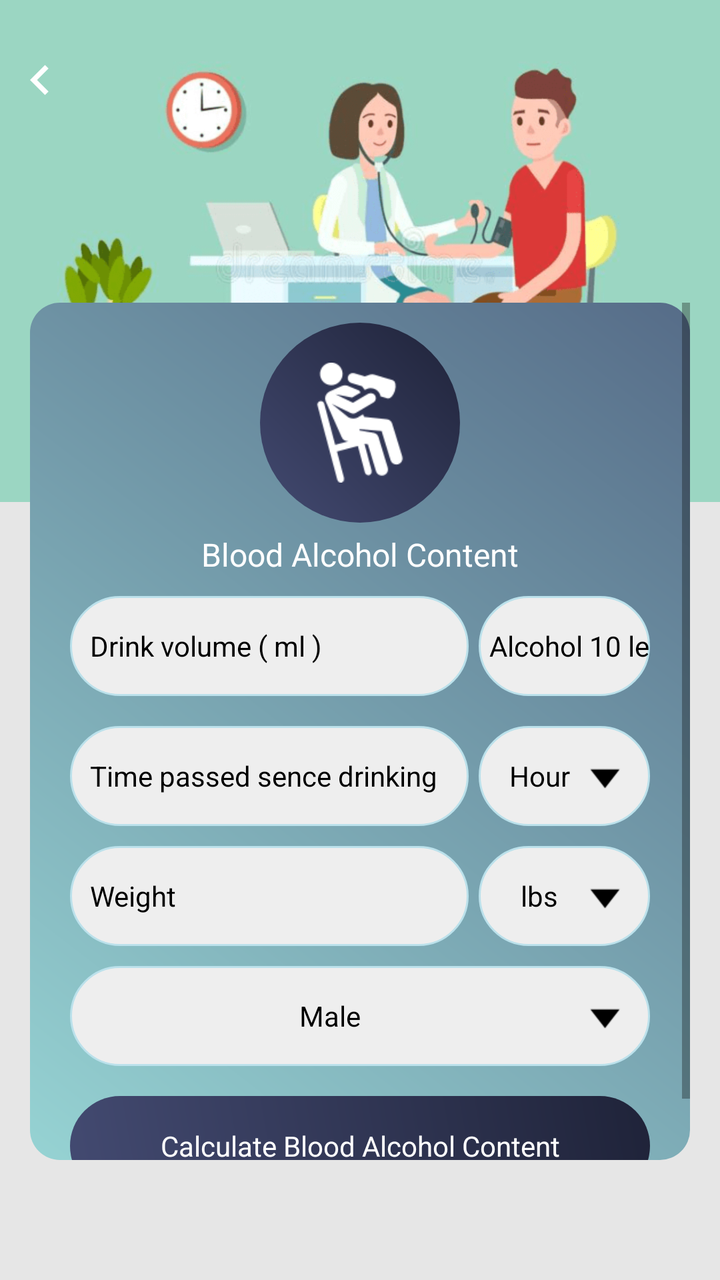
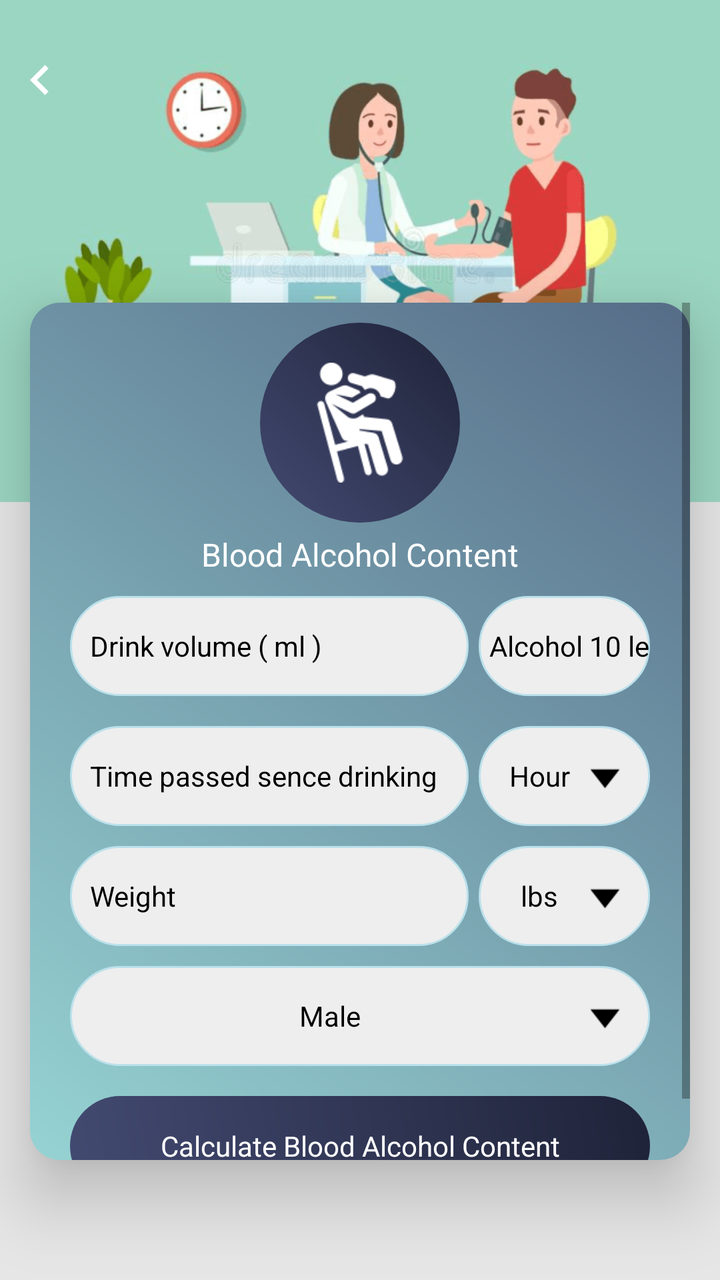

An Android layout rendered at two revisions. The XML below is the earlier revision; the diff shows what the commit changed to produce the second picture.
<!-- AndroidManifest.xml: application theme AppTheme -->
<!-- res/layout/alcohol_calculator.xml -->
<?xml version="1.0" encoding="utf-8"?>
<RelativeLayout xmlns:android="http://schemas.android.com/apk/res/android"
    xmlns:aapt="http://schemas.android.com/aapt"
    xmlns:app="http://schemas.android.com/apk/res-auto"
    android:layout_width="match_parent"
    android:layout_height="match_parent"
    android:background="@color/gray_color">


    <RelativeLayout
        android:id="@+id/banner"
        android:layout_width="match_parent"
        android:layout_height="wrap_content"
        android:background="@mipmap/calculator_banner_2">

    </RelativeLayout>
    <ImageView
        android:id="@+id/iv_back"
        android:layout_width="40dp"
        android:layout_height="40dp"
        android:layout_alignParentLeft="true"
        android:layout_alignParentTop="true"
        android:layout_marginTop="20dp"
        android:padding="5dp"
        android:src="@drawable/ic_chevron_left_white_24dp" />





    <LinearLayout
        android:id="@+id/cardviewone"
        android:layout_marginBottom="60dp"
        android:layout_below="@+id/banner"
        android:layout_width="match_parent"
        android:layout_marginTop="-100dp"
        android:layout_height="wrap_content"
        android:layout_marginLeft="@dimen/text_15"
        android:layout_marginRight="@dimen/text_15"
        android:orientation="horizontal"
        android:background="@drawable/a2_grad_black"
        app:cardElevation="20dip">


    <ScrollView
        android:layout_width="match_parent"
        android:layout_height="wrap_content"

        >

        <LinearLayout
            android:layout_width="match_parent"
            android:layout_height="wrap_content"
            android:layout_marginBottom="0dp"
            android:orientation="vertical">

            <RelativeLayout
                android:layout_width="match_parent"
                android:layout_above="@+id/cardviewone"
                android:layout_marginTop="10dp"
                android:layout_height="wrap_content">
                <RelativeLayout
                    android:id="@+id/rel12"
                    android:layout_width="100dp"
                    android:layout_centerInParent="true"
                    android:background="@drawable/a3_grad"
                    android:layout_height="100dp">

                    <ImageView
                        android:id="@+id/iv_alcohol"
                        android:layout_width="60dp"
                        android:layout_height="60dp"
                        android:layout_centerHorizontal="true"
                        android:layout_centerInParent="true"
                        android:src="@drawable/img_blood_alcohol_content" />
                </RelativeLayout>
            </RelativeLayout>




            <TextView
                android:id="@+id/tv_alcohol"
                android:layout_width="match_parent"
                android:layout_height="wrap_content"
                android:textAlignment="center"
                android:layout_below="@+id/iv_alcohol"
                android:layout_centerHorizontal="true"
                android:layout_marginTop="5dp"
                android:text="@string/Blood_Alcohol_Content"
                android:textColor="@color/white"
                android:layout_marginBottom="10dp"
                android:textSize="@dimen/textsize_16" />

            <LinearLayout
                android:id="@+id/ll_bmi"
                android:layout_width="match_parent"
                android:layout_height="wrap_content"
                android:layout_centerInParent="true"
                android:layout_marginLeft="@dimen/text_20"
                android:layout_marginRight="@dimen/text_20"
                android:orientation="vertical">

                <LinearLayout
                    android:layout_width="match_parent"
                    android:layout_height="wrap_content"
                    android:layout_centerInParent="true"
                    android:orientation="horizontal"
                    android:weightSum="10">

                    <EditText
                        android:id="@+id/et_drinkvolume"
                        android:layout_width="0dp"
                        android:layout_height="50dp"
                        android:layout_marginBottom="5dp"
                        android:layout_weight="7"
                        android:background="@drawable/corner2"
                        android:hint="@string/Drink_volume"
                        android:imeOptions="actionNext"
                        android:inputType="numberDecimal"
                        android:paddingLeft="10dp"
                        android:textColor="@color/black"
                        android:textColorHint="@color/black"
                        android:textSize="@dimen/textsize_14" />

                    <EditText
                        android:id="@+id/et_alcohol_level"
                        android:layout_width="0dp"
                        android:layout_height="50dp"
                        android:layout_marginLeft="5dp"
                        android:layout_marginBottom="5dp"
                        android:layout_weight="3"
                        android:background="@drawable/corner2"
                        android:gravity="center"
                        android:hint="@string/Alcohol_level"
                        android:imeOptions="actionNext"
                        android:inputType="numberDecimal"
                        android:paddingLeft="5dp"
                        android:textColor="@color/black"
                        android:textColorHint="@color/black"
                        android:textSize="@dimen/textsize_14" />
                </LinearLayout>

                <LinearLayout
                    android:layout_width="match_parent"
                    android:layout_height="wrap_content"
                    android:layout_centerInParent="true"
                    android:layout_marginTop="10dp"
                    android:orientation="horizontal"
                    android:weightSum="10">

                    <EditText
                        android:id="@+id/et_timepassed"
                        android:layout_width="0dp"
                        android:layout_height="50dp"
                        android:layout_weight="7"
                        android:background="@drawable/corner2"
                        android:hint="@string/Time_passed_sence_drinking"
                        android:imeOptions="actionNext"
                        android:inputType="numberDecimal"
                        android:paddingLeft="10dp"
                        android:textColor="@color/black"
                        android:textColorHint="@color/black"
                        android:textSize="@dimen/textsize_14" />

                    <TextView
                        android:id="@+id/tv_timeunit"
                        android:layout_width="0dp"
                        android:layout_height="match_parent"
                        android:layout_marginLeft="5dp"
                        android:layout_weight="3"
                        android:background="@drawable/corner2"
                        android:drawableRight="@mipmap/down"
                        android:gravity="center"
                        android:padding="10dp"
                        android:text="@string/Hour"
                        android:textColor="@color/black"
                        android:textColorHint="@color/black"
                        android:textSize="@dimen/textsize_14" />
                </LinearLayout>

                <LinearLayout
                    android:layout_width="match_parent"
                    android:layout_height="wrap_content"
                    android:layout_centerInParent="true"
                    android:layout_marginTop="10dp"
                    android:orientation="horizontal"
                    android:weightSum="10">

                    <EditText
                        android:id="@+id/et_weight"
                        android:layout_width="0dp"
                        android:layout_height="50dp"
                        android:layout_weight="7"
                        android:background="@drawable/corner2"
                        android:hint="@string/Weight"
                        android:imeOptions="actionDone"
                        android:inputType="numberDecimal"
                        android:paddingLeft="10dp"
                        android:textColor="@color/black"
                        android:textColorHint="@color/black"
                        android:textSize="@dimen/textsize_14" />

                    <TextView
                        android:id="@+id/tv_weightunit"
                        android:layout_width="0dp"
                        android:layout_height="match_parent"
                        android:layout_marginLeft="5dp"
                        android:layout_weight="3"
                        android:background="@drawable/corner2"
                        android:drawableRight="@mipmap/down"
                        android:gravity="center"
                        android:padding="10dp"
                        android:text="@string/lbs"
                        android:textColor="@color/black"
                        android:textColorHint="@color/black"
                        android:textSize="@dimen/textsize_14" />
                </LinearLayout>

                <LinearLayout
                    android:layout_width="match_parent"
                    android:layout_height="50dp"
                    android:layout_centerInParent="true"
                    android:layout_marginTop="10dp"
                    android:orientation="horizontal"
                    android:weightSum="10">

                    <TextView
                        android:id="@+id/tv_genderunit"
                        android:layout_width="match_parent"
                        android:layout_height="match_parent"
                        android:background="@drawable/corner2"
                        android:drawableRight="@mipmap/down"
                        android:gravity="center"
                        android:hint="@string/Male"
                        android:paddingLeft="5dp"
                        android:paddingRight="10dp"
                        android:textColor="@color/black"
                        android:textColorHint="@color/black"
                        android:textSize="@dimen/textsize_14" />

                    <TextView
                        android:id="@+id/tv_gender"
                        android:layout_width="0dp"
                        android:layout_height="match_parent"
                        android:layout_marginLeft="5dp"
                        android:layout_weight="3"
                        android:background="@drawable/corner2"
                        android:drawableRight="@drawable/down_arrow"
                        android:gravity="center"
                        android:padding="10dp"
                        android:text="@string/Male"
                        android:textColor="@color/black"
                        android:textColorHint="@color/black"
                        android:textSize="@dimen/textsize_14"
                        android:visibility="gone" />
                </LinearLayout>

                <TextView
                    android:id="@+id/tv_search_bloodalcohol_content"
                    android:layout_width="match_parent"
                    android:layout_height="50dp"
                    android:layout_marginTop="15dp"
                    android:background="@drawable/a3_grad"
                    android:gravity="center"
                    android:layout_marginBottom="15dp"
                    android:text="@string/Calculate_Blood_Alcohol_Content"
                    android:textColor="@color/white"
                    android:textColorHint="@color/white"
                    android:textSize="@dimen/textsize_14" />
            </LinearLayout>
        </LinearLayout>
    </ScrollView>
    </LinearLayout>
    <LinearLayout
        android:id="@+id/normal_ad_include"
        android:layout_width="match_parent"
        android:layout_height="wrap_content"
        android:orientation="vertical"
        android:gravity="center"
        android:layout_alignParentBottom="true"/>
</RelativeLayout>
<!-- resources referenced by this layout -->
<resources>
  <color name="black">#000000</color>
  <color name="gray_color">#E6E6E6</color>
  <color name="white">#ffffff</color>
  <dimen name="text_15">15sp</dimen>
  <dimen name="text_20">20sp</dimen>
  <dimen name="textsize_14">14sp</dimen>
  <dimen name="textsize_16">16sp</dimen>
  <!-- drawable a2_grad_black (drawable) -->
  <?xml version="1.0" encoding="utf-8"?>
  <shape xmlns:android="http://schemas.android.com/apk/res/android">
      <gradient
          android:angle="225"
          android:endColor="#96D3D3"
          android:startColor="#566C88" />
  
      <corners android:radius="15dp"/>
  
  </shape>
  <!-- drawable a3_grad (drawable) -->
  <?xml version="1.0" encoding="utf-8"?>
  <shape xmlns:android="http://schemas.android.com/apk/res/android">
  <gradient
      android:angle="225"
      android:endColor="#434A71"
      android:startColor="#1F2339" />
  
  <corners android:radius="200dp"/>
  
  </shape>
  <!-- drawable corner2 (drawable) -->
  <?xml version="1.0" encoding="utf-8"?>
  <shape xmlns:android="http://schemas.android.com/apk/res/android"
      android:shape="rectangle">
  
  
      <stroke
          android:width="1dp"
          android:color="#BBE1EB"/>
  
      <corners android:radius="200dp"/>
  
      <solid
          android:color="#EEEEEE"/>
  
  </shape>
  <!-- drawable down_arrow: png bitmap (drawable, 153 bytes) -->
  <!-- drawable ic_chevron_left_white_24dp (drawable) -->
  <vector android:height="24dp" android:tint="#FFFFFF"
      android:viewportHeight="24" android:viewportWidth="24"
      android:width="24dp" xmlns:android="http://schemas.android.com/apk/res/android">
      <path android:fillColor="@android:color/white" android:pathData="M15.41,7.41L14,6l-6,6 6,6 1.41,-1.41L10.83,12z"/>
  </vector>
  <!-- drawable img_blood_alcohol_content: png bitmap (drawable, 1946 bytes) -->
  <!-- mipmap calculator_banner_2: png bitmap (mipmap-xhdpi, 70074 bytes) -->
  <!-- mipmap down: png bitmap (mipmap-xhdpi, 325 bytes) -->
  <string name="Alcohol_level">Alcohol \10 level%</string>
  <string name="Blood_Alcohol_Content">Blood Alcohol Content</string>
  <string name="Calculate_Blood_Alcohol_Content">Calculate Blood Alcohol Content</string>
  <string name="Drink_volume">Drink volume ( ml )</string>
  <string name="Hour">Hour</string>
  <string name="Male">Male</string>
  <string name="Time_passed_sence_drinking">Time passed sence drinking</string>
  <string name="Weight">Weight</string>
  <string name="lbs">lbs</string>
  <style name="AppTheme" parent="Theme.AppCompat.Light.DarkActionBar">
          
          <item name="colorPrimary">@color/colorPrimary</item>
          <item name="colorPrimaryDark">@color/colorPrimaryDark</item>
          <item name="colorAccent">@color/colorAccent</item>
      </style>
  <color name="colorPrimary">#434A71</color>
  <color name="colorPrimaryDark">#1F2339</color>
  <color name="colorAccent">#1F2339</color>
</resources>

<!-- the commit's change to res/layout/alcohol_calculator.xml (unified diff, before → after) -->
@@ -39,7 +39,7 @@
         android:layout_marginRight="@dimen/text_15"
         android:orientation="horizontal"
         android:background="@drawable/a2_grad_black"
-        app:cardElevation="20dip">
+        android:elevation="20dp">
 
 
     <ScrollView
